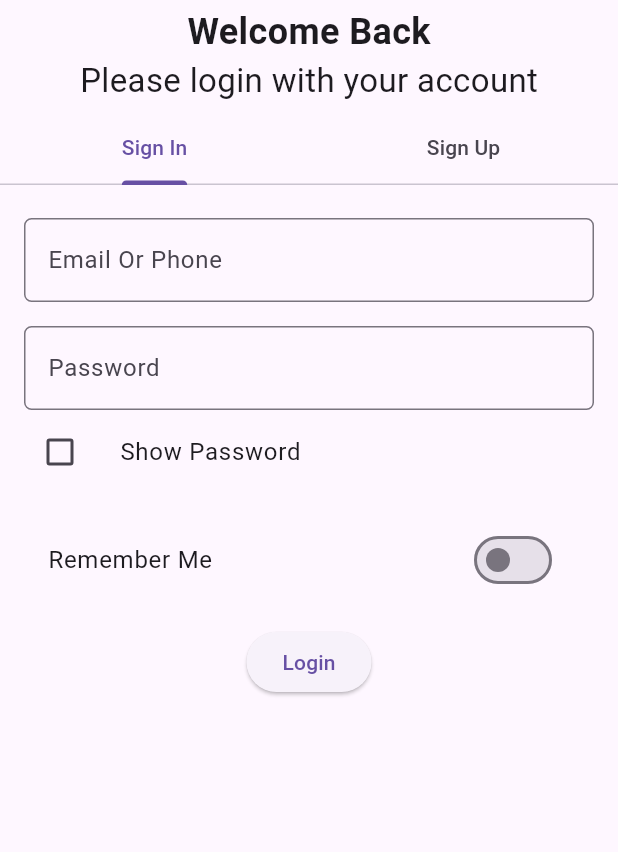
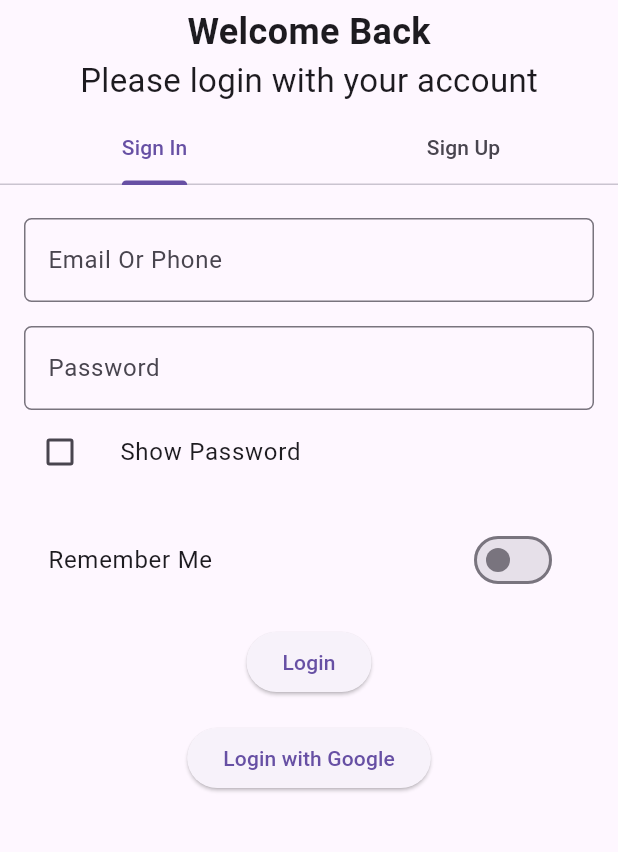
Before and after one commit to Leomuch/uas_mobile, a Flutter app: the Auth screen opened by its route, on a phone screen of 412 x 824 dp, the part 49-901 px from its top. Run offline on Flutter 3.47's test engine with Material 3 defaults, Android fonts, the light colour scheme and no system bars; our stand-ins replace firebase_auth, firebase_core, flutter_native_splash, google_sign_in; accounts and stored records are empty; network calls fail.

Commit message:
add sign with google

```diff
--- a/lib/pages/auth.dart
+++ b/lib/pages/auth.dart
@@ -1,8 +1,10 @@
 import 'dart:io';
 import 'package:firebase_auth/firebase_auth.dart';
 import 'package:flutter/material.dart';
+import 'package:sofa_score/services/auth_services.dart';
 import 'package:sofa_score/util/custom_text_field.dart';
 import 'package:intl/intl.dart';
+import 'package:sofa_score/services/auth_services.dart';
 
 class Auth extends StatefulWidget {
   const Auth({super.key});
@@ -14,6 +16,7 @@ class Auth extends StatefulWidget {
 class _AuthState extends State<Auth> with SingleTickerProviderStateMixin {
   final GlobalKey<FormState> _formKeyLogin = GlobalKey<FormState>();
   final GlobalKey<FormState> _formKeyRegister = GlobalKey<FormState>();
+  final AuthService _authService = AuthService();
 
   TextEditingController username = TextEditingController();
   TextEditingController passwordLogin = TextEditingController();
@@ -61,6 +64,24 @@ class _AuthState extends State<Auth> with SingleTickerProviderStateMixin {
         _dateController.text =
             DateFormat('d MMMM, yyyy').format(_selectedDate!);
       });
+    }
+  }
+
+  Future<void> _loginWithGoogle() async {
+    try {
+      User? user = await _authService.signInWithGoogle();
+      if (user != null) {
+        // Setelah login berhasil, navigasi ke home_page
+        Navigator.pushReplacementNamed(
+          context,
+          '/home_page',
+        );
+      } else {
+        print('Login canceled or failed');
+      }
+    } catch (e) {
+      // Tangani error jika login gagal
+      print('Error logging in with Google: $e');
     }
   }
 
@@ -207,6 +228,13 @@ class _AuthState extends State<Auth> with SingleTickerProviderStateMixin {
                       onPressed: _login,
                       child: const Text('Login'),
                     ),
+                  ),
+                  const SizedBox(height: 16),
+                  Center(
+                    child: ElevatedButton(
+                      onPressed: _loginWithGoogle, // login dengan Google
+                      child: const Text('Login with Google'),
+                    ),
                   )
                 ],
               ),
@@ -311,7 +339,13 @@ class _AuthState extends State<Auth> with SingleTickerProviderStateMixin {
                       onPressed: _register,
                       child: const Text('Register'),
                     ),
-                  )
+                  ),
+                  Center(
+                    child: ElevatedButton(
+                      onPressed: _loginWithGoogle, // Registrasi dengan Google
+                      child: const Text('Register with Google'),
+                    ),
+                  ),
                 ],
               ),
             ),
```
